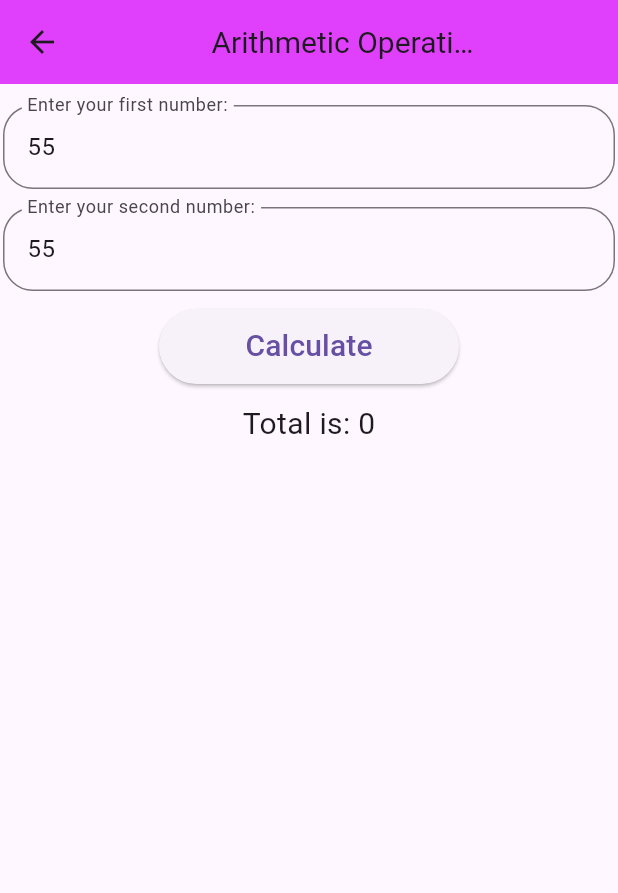
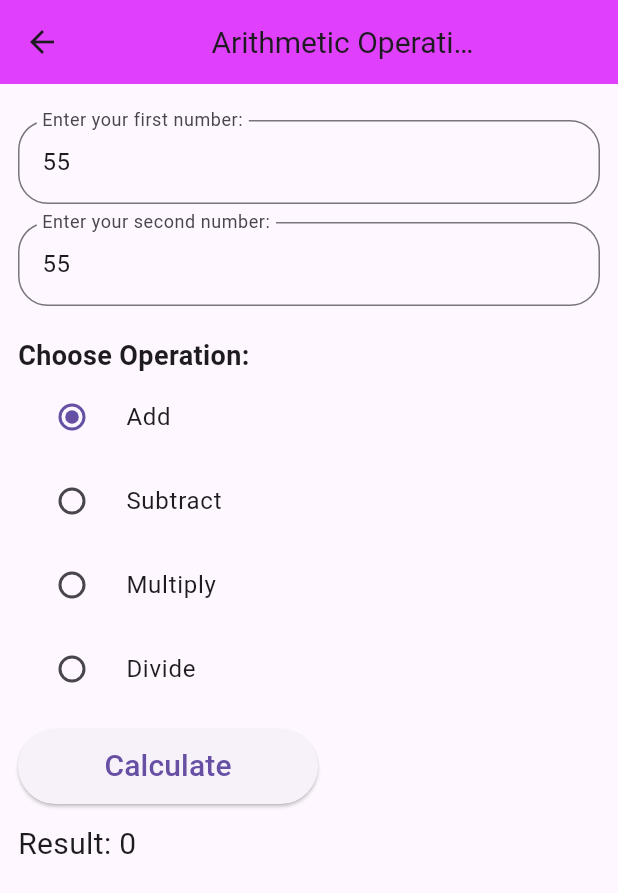
Before and after one commit to Aaysuh-Subedi/flutterClass, a Flutter app: the Dashboard screen opened directly, after a tap on "Arithmetic Operations", on a phone screen of 412 x 824 dp. Shown: the top 893 px of the screen. Run offline on Flutter 3.47's test engine with Material 3 defaults, Android fonts, the phone set to English and light mode, and no system bars.

Commit message:
Commit Changes

```diff
--- a/lib/app.dart
+++ b/lib/app.dart
@@ -1,4 +1,5 @@
 import 'package:firstproject/screens/RichTextScreen.dart';
+import 'package:firstproject/screens/columnScreen.dart';
 import 'package:firstproject/screens/dashboard.dart';
 import 'package:firstproject/screens/flutterlayoutScreen.dart';
 import 'package:flutter/material.dart';
@@ -8,6 +9,6 @@ class App extends StatelessWidget {
 
   @override
   Widget build(BuildContext context) {
-    return MaterialApp(home: FlutterLayoutScreen());
+    return MaterialApp(home: Dashboard());
   }
 }
--- a/lib/screens/ArithmeticOperations.dart
+++ b/lib/screens/ArithmeticOperations.dart
@@ -1,102 +1,165 @@
 import 'package:flutter/material.dart';
 
-class Arithmeticoperations extends StatefulWidget {
-  const Arithmeticoperations({super.key});
+class ArithmeticOperations extends StatefulWidget {
+  const ArithmeticOperations({super.key});
 
   @override
-  State<Arithmeticoperations> createState() => _ArithmeticoperationsState();
+  State<ArithmeticOperations> createState() => _ArithmeticOperationsState();
 }
 
-class _ArithmeticoperationsState extends State<Arithmeticoperations> {
-  //controller
+class _ArithmeticOperationsState extends State<ArithmeticOperations> {
+  // Controllers
   final TextEditingController firstController = TextEditingController(
     text: "55",
   );
-
-  final TextEditingController secondContoller = TextEditingController(
+  final TextEditingController secondController = TextEditingController(
     text: "55",
   );
 
   // Global key
-  final GlobalKey<FormState> _formkey = GlobalKey<FormState>();
+  final GlobalKey<FormState> _formKey = GlobalKey<FormState>();
+
   int result = 0;
+  String selectedOperation = "Add"; // Default operation
+
   @override
   Widget build(BuildContext context) {
     return Scaffold(
       appBar: AppBar(
-        title: Text("Arithmetic Operations", style: TextStyle(fontSize: 20)),
+        title: const Text(
+          "Arithmetic Operations",
+          style: TextStyle(fontSize: 20),
+        ),
         backgroundColor: Colors.purpleAccent,
         titleSpacing: 85,
       ),
       body: Padding(
-        padding: EdgeInsets.all(2),
+        padding: const EdgeInsets.all(12),
         child: Form(
-          key: _formkey,
+          key: _formKey,
           child: Column(
+            crossAxisAlignment: CrossAxisAlignment.start,
             children: [
-              SizedBox(height: 12),
+              const SizedBox(height: 12),
               TextFormField(
                 keyboardType: TextInputType.number,
-                // onChanged: (value) => {first = int.tryParse(value) ?? 0},
                 controller: firstController,
-                decoration: InputDecoration(
+                decoration: const InputDecoration(
                   label: Text("Enter your first number:"),
-                  hintText: ("eg...55"),
-                  border: OutlineInputBorder(
-                    borderRadius: BorderRadius.all(Radius.circular(20)),
-                  ),
-                  focusedBorder: OutlineInputBorder(
-                    borderSide: BorderSide(color: Colors.pink),
-                    borderRadius: BorderRadius.all(Radius.circular(20)),
-                  ),
-                ),
-                validator: (value) {
-                  if (value == null || value.isEmpty) {
-                    return 'Please enter  number';
-                  }
-                  return null;
-                },
-              ),
-              SizedBox(height: 12),
-              TextFormField(
-                keyboardType: TextInputType.number,
-                // onChanged: (value) => {second = int.tryParse(value) ?? 0},
-                controller: secondContoller,
-                decoration: InputDecoration(
-                  label: Text("Enter your second number:"),
-                  hintText: ("eg...55"),
+                  hintText: "eg...55",
                   border: OutlineInputBorder(
                     borderRadius: BorderRadius.all(Radius.circular(20)),
                   ),
                 ),
                 validator: (value) {
                   if (value == null || value.isEmpty) {
-                    return 'Please enter  number';
+                    return 'Please enter a number';
                   }
                   return null;
                 },
               ),
-              SizedBox(height: 12),
+              const SizedBox(height: 12),
+              TextFormField(
+                keyboardType: TextInputType.number,
+                controller: secondController,
+                decoration: const InputDecoration(
+                  label: Text("Enter your second number:"),
+                  hintText: "eg...55",
+                  border: OutlineInputBorder(
+                    borderRadius: BorderRadius.all(Radius.circular(20)),
+                  ),
+                ),
+                validator: (value) {
+                  if (value == null || value.isEmpty) {
+                    return 'Please enter a number';
+                  }
+                  return null;
+                },
+              ),
+              const SizedBox(height: 20),
+              const Text(
+                "Choose Operation:",
+                style: TextStyle(fontSize: 18, fontWeight: FontWeight.bold),
+              ),
+              // Radio Buttons
+              RadioListTile<String>(
+                title: const Text("Add"),
+                value: "Add",
+                groupValue: selectedOperation,
+                onChanged: (value) {
+                  setState(() {
+                    selectedOperation = value!;
+                  });
+                },
+              ),
+              RadioListTile<String>(
+                title: const Text("Subtract"),
+                value: "Subtract",
+                groupValue: selectedOperation,
+                onChanged: (value) {
+                  setState(() {
+                    selectedOperation = value!;
+                  });
+                },
+              ),
+              RadioListTile<String>(
+                title: const Text("Multiply"),
+                value: "Multiply",
+                groupValue: selectedOperation,
+                onChanged: (value) {
+                  setState(() {
+                    selectedOperation = value!;
+                  });
+                },
+              ),
+              RadioListTile<String>(
+                title: const Text("Divide"),
+                value: "Divide",
+                groupValue: selectedOperation,
+                onChanged: (value) {
+                  setState(() {
+                    selectedOperation = value!;
+                  });
+                },
+              ),
+              const SizedBox(height: 12),
               SizedBox(
                 width: 200,
                 height: 50,
                 child: ElevatedButton(
                   onPressed: () {
-                    if (_formkey.currentState!.validate()) {
-                      // valid
+                    if (_formKey.currentState!.validate()) {
                       int firstNo = int.parse(firstController.text);
-                      int secondNo = int.parse(secondContoller.text);
+                      int secondNo = int.parse(secondController.text);
+
                       setState(() {
-                        result = firstNo + secondNo;
+                        switch (selectedOperation) {
+                          case "Add":
+                            result = firstNo + secondNo;
+                            break;
+                          case "Subtract":
+                            result = firstNo - secondNo;
+                            break;
+                          case "Multiply":
+                            result = firstNo * secondNo;
+                            break;
+                          case "Divide":
+                            result = secondNo != 0
+                                ? (firstNo ~/ secondNo)
+                                : 0; // Integer division
+                            break;
+                        }
                       });
                     }
                   },
-                  child: Text("Calculate", style: TextStyle(fontSize: 20)),
+                  child: const Text(
+                    "Calculate",
+                    style: TextStyle(fontSize: 20),
+                  ),
                 ),
               ),
-
-              SizedBox(height: 12),
-              Text("Total is: $result", style: TextStyle(fontSize: 20)),
+              const SizedBox(height: 12),
+              Text("Result: $result", style: const TextStyle(fontSize: 20)),
             ],
           ),
         ),
--- a/lib/screens/dashboard.dart
+++ b/lib/screens/dashboard.dart
@@ -83,7 +83,7 @@ class _DashboardState extends State<Dashboard> {
                   Navigator.push(
                     context,
                     MaterialPageRoute<void>(
-                      builder: (context) => const Arithmeticoperations(),
+                      builder: (context) => const ArithmeticOperations(),
                     ),
                   );
                 },
```
Also changed, not shown: lib/screens/columnScreen.dart (added, +64 -0 lines), lib/screens/rowScreen.dart (added, +10 -0 lines).
